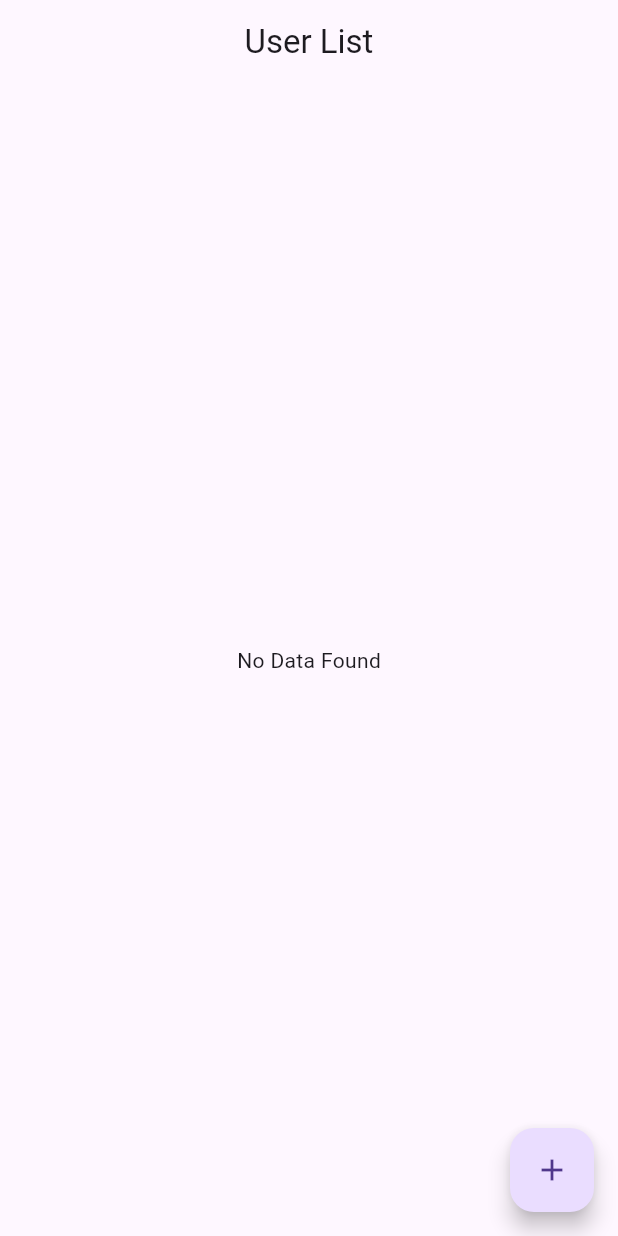
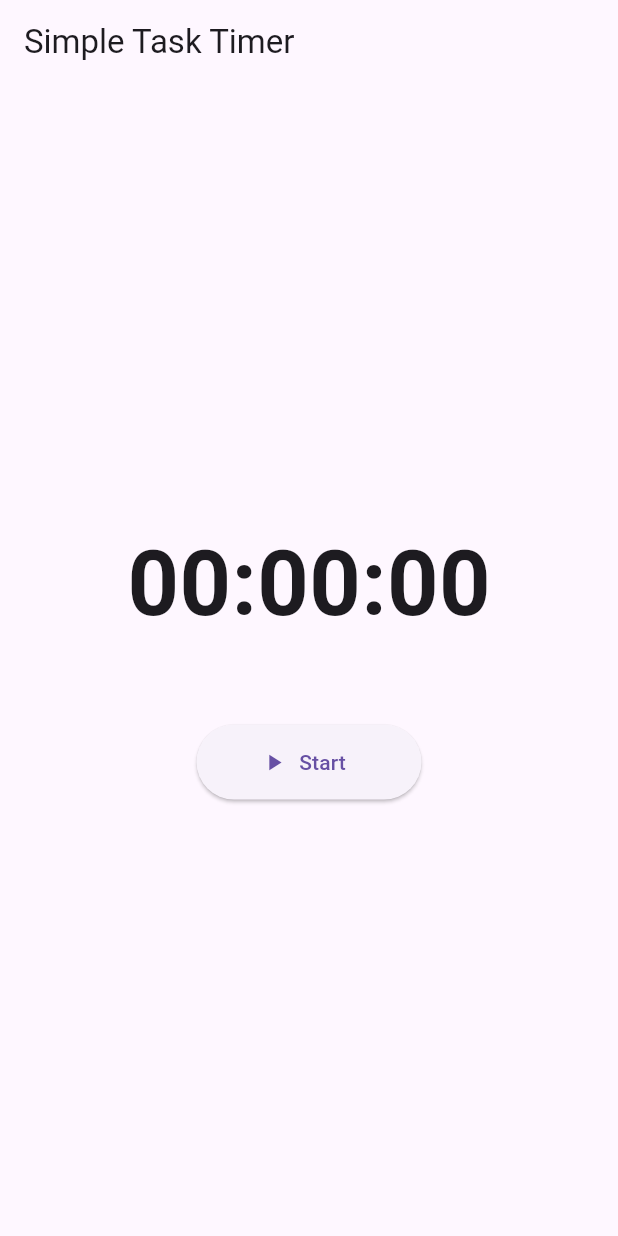
Before and after one commit to Shloklabs-sasikumar/user-frontend, a Flutter app: the screen it shows after launch, on a phone screen of 412 x 824 dp. Run offline on Flutter 3.47's test engine with Material 3 defaults, Android fonts, the phone set to English and light mode, and no system bars; our stand-ins replace bloc, equatable, flutter_bloc, sqflite; accounts and stored records are empty.

Commit message:
Stop,resume,start,stop action completed without background task implementation

```diff
--- /dev/null
+++ b/benchtask/lib/app/feature/timer/domain/entities/timer_entity.dart
@@ -0,0 +1,26 @@
+// lib/domain/entities/task.dart
+import 'package:equatable/equatable.dart';
+
+class Task extends Equatable{
+  final String name;
+  final DateTime startTime;
+  final Duration duration;
+
+  Task({
+    required this.name,
+    required this.startTime,
+    required this.duration,
+  });
+
+  Task copyWith({String? name, DateTime? startTime, Duration? duration}) {
+    return Task(
+      name: name ?? this.name,
+      startTime: startTime ?? this.startTime,
+      duration: duration ?? this.duration,
+    );
+  }
+
+  @override
+  // TODO: implement props
+  List<Object?> get props => [name, startTime, duration];
+}
--- /dev/null
+++ b/benchtask/lib/app/feature/timer/presentation/bloc/timer_bloc.dart
@@ -0,0 +1,91 @@
+import 'dart:async';
+import 'package:bloc/bloc.dart';
+import 'package:flutter/widgets.dart';
+import 'timer_event.dart';
+import 'timer_state.dart';
+
+/// Bloc that manages the state of a timer using different events.
+/// This class also observes app lifecycle changes to handle background behavior.
+class TimerBloc extends Bloc<TimerEvent, TimerState> with WidgetsBindingObserver {
+  Timer? _ticker; // Timer to manage periodic tick updates
+  DateTime? _startTime; // The time when the timer was last started
+  Duration _accumulatedDuration = Duration.zero; // Total duration accumulated across pauses
+
+  /// Constructor for `TimerBloc`, initializing the timer state and adding app lifecycle observer.
+  TimerBloc() : super(TimerState.initial()) {
+    WidgetsBinding.instance.addObserver(this); // Observe app lifecycle changes
+
+    // Handle TimerStarted event: Starts the timer and resets start time
+    on<TimerStarted>((event, emit) {
+      _startTime = DateTime.now(); // Record the current time as start time
+      _startTicker(); // Start the periodic ticker
+      emit(state.copyWith(status: TimerStatus.running)); // Update state to running
+    });
+
+    // Handle TimerPaused event: Pauses the timer and updates accumulated duration
+    on<TimerPaused>((event, emit) {
+      _stopTicker(); // Stop the periodic ticker
+      _accumulatedDuration += DateTime.now().difference(_startTime!); // Add elapsed time to accumulated duration
+      emit(state.copyWith(
+          status: TimerStatus.paused, duration: _accumulatedDuration)); // Update state to paused with new duration
+    });
+
+    // Handle TimerResumed event: Resumes the timer from paused state
+    on<TimerResumed>((event, emit) {
+      _startTime = DateTime.now(); // Reset start time
+      _startTicker(); // Start the ticker again
+      emit(state.copyWith(status: TimerStatus.running)); // Update state to running
+    });
+
+    // Handle TimerStopped event: Stops the timer and resets all values
+    on<TimerStopped>((event, emit) {
+      _stopTicker(); // Stop the ticker
+      _accumulatedDuration = Duration.zero; // Reset accumulated duration
+      _startTime = null; // Clear start time
+      emit(TimerState.initial()); // Reset to initial state
+    });
+
+    // Handle TimerTicked event: Updates the timer's duration on each tick
+    on<TimerTicked>((event, emit) {
+      emit(state.copyWith(duration: event.duration)); // Update state with the current duration
+    });
+  }
+
+  /// Starts a periodic ticker that updates the timer every second.
+  void _startTicker() {
+    _ticker = Timer.periodic(const Duration(seconds: 1), (_) {
+      final currentDuration = _accumulatedDuration +
+          DateTime.now().difference(_startTime!); // Calculate current duration
+      add(TimerTicked(duration: currentDuration)); // Emit TimerTicked event with updated duration
+    });
+  }
+
+  /// Stops the periodic ticker if it's running.
+  void _stopTicker() {
+    _ticker?.cancel(); // Cancel the ticker
+    _ticker = null; // Reset ticker reference
+  }
+
+  /// Override close method to stop ticker and remove lifecycle observer when Bloc is closed.
+  @override
+  Future<void> close() {
+    _stopTicker(); // Ensure ticker is stopped
+    WidgetsBinding.instance.removeObserver(this); // Remove lifecycle observer
+    return super.close();
+  }
+
+/*
+  // Handle app lifecycle changes for pausing and resuming the timer
+  @override
+  void didChangeAppLifecycleState(AppLifecycleState state) {
+    if (state == AppLifecycleState.inactive && this.state.status == TimerStatus.running) {
+      // Pause the timer if the app goes to the background
+      _stopTicker();
+    } else if (state == AppLifecycleState.resumed && this.state.status == TimerStatus.running) {
+      // Resume the timer if the app returns to the foreground
+      _startTime = DateTime.now();
+      _startTicker();
+    }
+  }
+  */
+}
--- /dev/null
+++ b/benchtask/lib/app/feature/timer/presentation/bloc/timer_event.dart
@@ -0,0 +1,51 @@
+// lib/presentation/blocs/timer_bloc/timer_event.dart
+
+import 'package:equatable/equatable.dart';
+
+/// Abstract base class for all timer events, extending `Equatable`
+/// to allow for easier comparison of event instances in Bloc.
+abstract class TimerEvent extends Equatable {
+  @override
+  List<Object?> get props => []; // Default props for all TimerEvents
+}
+
+/// Event to indicate that the timer has been started.
+/// Triggers the timer to begin counting time.
+class TimerStarted extends TimerEvent {
+  @override
+  List<Object?> get props => []; // No additional properties to compare
+}
+
+/// Event to indicate that the timer has been paused.
+/// Temporarily stops the timer and stores the elapsed duration.
+class TimerPaused extends TimerEvent {
+  @override
+  List<Object?> get props => []; // No additional properties to compare
+}
+
+/// Event to indicate that the timer has been resumed from a paused state.
+/// Continues the timer from where it left off.
+class TimerResumed extends TimerEvent {
+  @override
+  List<Object?> get props => []; // No additional properties to compare
+}
+
+/// Event to indicate that the timer has been stopped.
+/// Resets the timer and clears any accumulated duration.
+class TimerStopped extends TimerEvent {
+  @override
+  List<Object?> get props => []; // No additional properties to compare
+}
+
+/// Event to indicate a tick in the timer.
+/// Contains the current duration to be updated in the timer's state.
+class TimerTicked extends TimerEvent {
+  /// The elapsed duration at the time of this tick.
+  final Duration duration;
+
+  /// Constructor for `TimerTicked`, requiring a [duration] parameter.
+  TimerTicked({required this.duration});
+
+  @override
+  List<Object?> get props => [duration]; // Include `duration` to compare instances
+}
--- /dev/null
+++ b/benchtask/lib/app/feature/timer/presentation/bloc/timer_state.dart
@@ -0,0 +1,53 @@
+// lib/presentation/blocs/timer_bloc/timer_state.dart
+
+import 'package:equatable/equatable.dart';
+
+/// Enum representing the possible states of the timer.
+/// - `idle`: Timer is not active.
+/// - `running`: Timer is currently counting time.
+/// - `paused`: Timer is paused but can be resumed.
+/// - `stopped`: Timer has been stopped and reset.
+enum TimerStatus { idle, running, paused, stopped }
+
+/// Represents the state of the timer, including its current status and duration.
+/// Extends `Equatable` to support easy comparison between instances.
+class TimerState extends Equatable {
+  /// The current status of the timer, represented by the `TimerStatus` enum.
+  final TimerStatus status;
+
+  /// The total duration tracked by the timer.
+  final Duration duration;
+
+  /// Constructor for `TimerState`, which takes the current [status] and [duration].
+  const TimerState({
+    required this.status,
+    required this.duration,
+  });
+
+  /// Factory constructor to initialize the timer to its default state.
+  /// - `status`: Set to `TimerStatus.idle` indicating the timer is not running.
+  /// - `duration`: Set to `Duration.zero` as the timer has not started.
+  factory TimerState.initial() {
+    return const TimerState(
+      status: TimerStatus.idle,
+      duration: Duration.zero,
+    );
+  }
+
+  /// Creates a new instance of `TimerState` with optional updated properties.
+  /// If [status] or [duration] are not provided, their existing values are retained.
+  TimerState copyWith({
+    TimerStatus? status,
+    Duration? duration,
+  }) {
+    return TimerState(
+      status: status ?? this.status,
+      duration: duration ?? this.duration,
+    );
+  }
+
+  /// Properties used for comparing `TimerState` instances.
+  /// Allows `Equatable` to check if two `TimerState` instances are equal.
+  @override
+  List<Object> get props => [status, duration];
+}
--- /dev/null
+++ b/benchtask/lib/app/feature/timer/presentation/screens/timer_screen.dart
@@ -0,0 +1,34 @@
+// lib/presentation/pages/home_page.dart
+
+import 'package:benchtask/app/feature/timer/presentation/bloc/timer_bloc.dart';
+import 'package:benchtask/app/feature/timer/presentation/widgets/timer_controls.dart';
+import 'package:benchtask/app/feature/timer/presentation/widgets/timer_display.dart';
+import 'package:flutter/material.dart';
+import 'package:flutter_bloc/flutter_bloc.dart';
+
+
+class TimerScreen extends StatelessWidget {
+  const TimerScreen({super.key});
+
+  @override
+  Widget build(BuildContext context) {
+    return BlocProvider(
+      create: (context) => TimerBloc(),
+      child: Scaffold(
+        appBar: AppBar(
+          title: const Text('Simple Task Timer'),
+        ),
+        body: Center(
+          child: Column(
+            mainAxisAlignment: MainAxisAlignment.center,
+            children: [
+              TimerDisplay(),
+              const SizedBox(height: 50),
+              TimerControls(),
+            ],
+          ),
+        ),
+      ),
+    );
+  }
+}
--- /dev/null
+++ b/benchtask/lib/app/feature/timer/presentation/widgets/timer_controls.dart
@@ -0,0 +1,78 @@
+// lib/presentation/widgets/timer_controls.dart
+
+import 'package:benchtask/app/feature/timer/presentation/bloc/timer_bloc.dart';
+import 'package:benchtask/app/feature/timer/presentation/bloc/timer_event.dart';
+import 'package:benchtask/app/feature/timer/presentation/bloc/timer_state.dart';
+import 'package:flutter/material.dart';
+import 'package:flutter_bloc/flutter_bloc.dart';
+
+
+class TimerControls extends StatelessWidget {
+  @override
+  Widget build(BuildContext context) {
+    return BlocBuilder<TimerBloc, TimerState>(
+      builder: (context, state) {
+        final timerBloc = context.read<TimerBloc>();
+
+        if (state.status == TimerStatus.idle || state.status == TimerStatus.stopped) {
+          return ElevatedButton.icon(
+            onPressed: () => timerBloc.add(TimerStarted()),
+            icon: const Icon(Icons.play_arrow),
+            label: const Text('Start'),
+            style: ElevatedButton.styleFrom(
+              minimumSize: const Size(150, 50),
+            ),
+          );
+        } else if (state.status == TimerStatus.running) {
+          return Row(
+            mainAxisAlignment: MainAxisAlignment.center,
+            children: [
+              ElevatedButton.icon(
+                onPressed: () => timerBloc.add(TimerPaused()),
+                icon: const Icon(Icons.pause),
+                label: const Text('Pause'),
+                style: ElevatedButton.styleFrom(
+                  minimumSize: const Size(150, 50),
+                ),
+              ),
+              const SizedBox(width: 20),
+              ElevatedButton.icon(
+                onPressed: () => timerBloc.add(TimerStopped()),
+                icon: const Icon(Icons.stop),
+                label: const Text('Stop'),
+                style: ElevatedButton.styleFrom(
+                  minimumSize: const Size(150, 50),
+                ),
+              ),
+            ],
+          );
+        } else if (state.status == TimerStatus.paused) {
+          return Row(
+            mainAxisAlignment: MainAxisAlignment.center,
+            children: [
+              ElevatedButton.icon(
+                onPressed: () => timerBloc.add(TimerResumed()),
+                icon: const Icon(Icons.play_arrow),
+                label: const Text('Resume'),
+                style: ElevatedButton.styleFrom(
+                  minimumSize: const Size(150, 50),
+                ),
+              ),
+              const SizedBox(width: 20),
+              ElevatedButton.icon(
+                onPressed: () => timerBloc.add(TimerStopped()),
+                icon: const Icon(Icons.stop),
+                label: const Text('Stop'),
+                style: ElevatedButton.styleFrom(
+                  minimumSize: const Size(150, 50),
+                ),
+              ),
+            ],
+          );
+        } else {
+          return Container();
+        }
+      },
+    );
+  }
+}
--- /dev/null
+++ b/benchtask/lib/app/feature/timer/presentation/widgets/timer_display.dart
@@ -0,0 +1,26 @@
+// lib/presentation/widgets/timer_display.dart
+
+import 'package:benchtask/app/feature/timer/presentation/bloc/timer_bloc.dart';
+import 'package:benchtask/app/feature/timer/presentation/bloc/timer_state.dart';
+import 'package:flutter/material.dart';
+import 'package:flutter_bloc/flutter_bloc.dart';
+
+
+class TimerDisplay extends StatelessWidget {
+  @override
+  Widget build(BuildContext context) {
+    return BlocBuilder<TimerBloc, TimerState>(
+      builder: (context, state) {
+        final duration = state.duration;
+        final hours = duration.inHours.toString().padLeft(2, '0');
+        final minutes = duration.inMinutes.remainder(60).toString().padLeft(2, '0');
+        final seconds = duration.inSeconds.remainder(60).toString().padLeft(2, '0');
+
+        return Text(
+          '$hours:$minutes:$seconds',
+          style: const TextStyle(fontSize: 60, fontWeight: FontWeight.bold),
+        );
+      },
+    );
+  }
+}
--- a/benchtask/lib/main.dart
+++ b/benchtask/lib/main.dart
@@ -4,6 +4,7 @@ import 'package:benchtask/app/core/use_case_injection/use_case_injection.dart';
 import 'package:benchtask/app/feature/register/presentation/bloc/theme_cubit.dart';
 import 'package:benchtask/app/feature/register/presentation/bloc/user_bloc.dart';
 import 'package:benchtask/app/feature/register/presentation/screens/users_list.dart';
+import 'package:benchtask/app/feature/timer/presentation/screens/timer_screen.dart';
 import 'package:flutter/material.dart';
 import 'package:flutter_bloc/flutter_bloc.dart';
 
@@ -43,7 +44,7 @@ class LaunchScreen extends StatelessWidget {
           ),
         ),
         debugShowCheckedModeBanner: false,
-        home: const UsersList(),
+        home:  TimerScreen(),
       ),
     );
   }
```
Also changed, not shown: benchtask/lib/app/feature/timer/application/use_cases/timer_usecases.dart (added).
